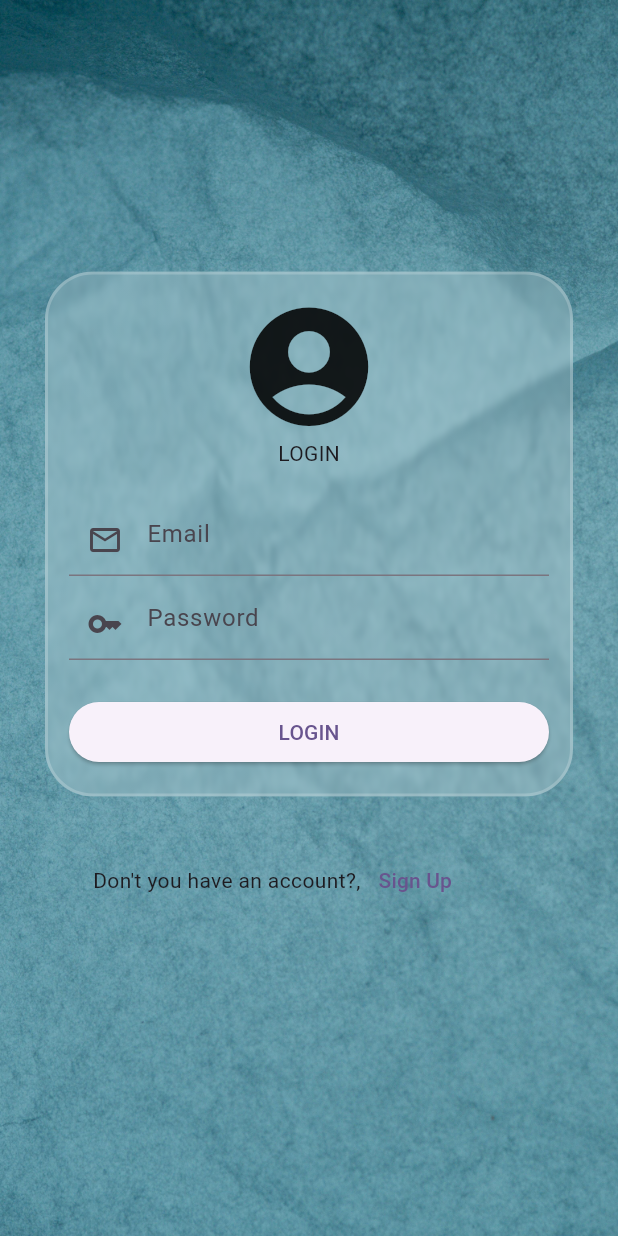
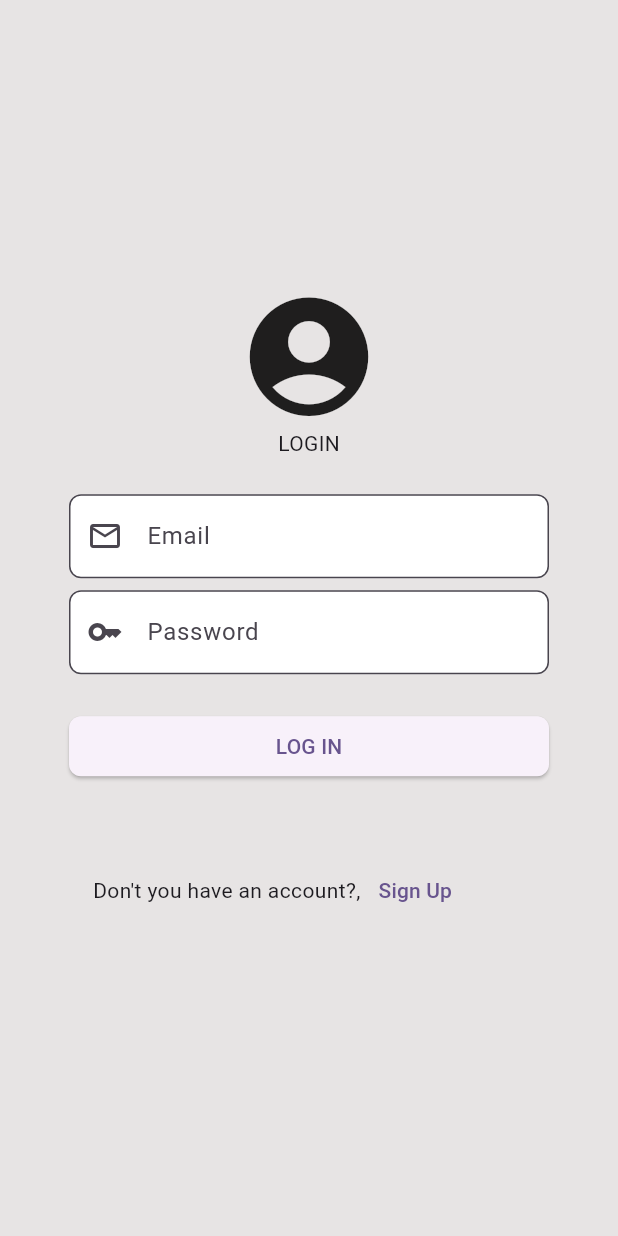
Before and after one commit to Alansherhan/volunteer_app, a Flutter app: the screen it shows after launch, on a phone screen of 412 x 824 dp. Run offline on Flutter 3.47's test engine with Material 3 defaults, Android fonts, the phone set to English and light mode, and no system bars; drawn by our look-alikes of glassmorphism.

Commit message:
Refactor login screen layout and update app title; add header and dashboard screens

```diff
--- a/lib/auth/volunteer_login.dart
+++ b/lib/auth/volunteer_login.dart
@@ -1,6 +1,7 @@
 import 'package:flutter/material.dart';
-import 'package:glassmorphism/glassmorphism.dart';
+// import 'package:glassmorphism/glassmorphism.dart';
 import 'package:volunteer_app/auth/volunteer_signup.dart';
+import 'package:volunteer_app/widgets/home_screen.dart';
 
 class LoginScreen extends StatelessWidget {
   const LoginScreen({super.key});
@@ -13,48 +14,31 @@ class LoginScreen extends StatelessWidget {
         // height: double.infinity,
         // height: double.infinity,
         decoration: BoxDecoration(
-          image: DecorationImage(
-            alignment: AlignmentGeometry.topCenter,
-            fit: BoxFit.cover,
-            image: AssetImage('assets/images/pexels-artempodrez-7233099.jpg'),
-          ),
+          // image: DecorationImage(
+          //   alignment: AlignmentGeometry.topCenter,
+          //   fit: BoxFit.cover,
+          //   image: AssetImage('assets/images/pexels-artempodrez-7233099.jpg'),
+          color: const Color.fromARGB(255, 231, 228, 228),
         ),
         child: Padding(
           padding: const EdgeInsets.all(30.0),
           child: Column(
             mainAxisAlignment: MainAxisAlignment.center,
             children: [
-              GlassmorphicContainer(
-                height: 350,
-                width: double.infinity,
-
-                borderRadius: 32,
-                blur: 1.5,
-                alignment: Alignment.center,
-                border: 2,
-                linearGradient: LinearGradient(
-                  colors: [
-                    Colors.white.withOpacity(0.2),
-                    Colors.white38.withOpacity(0.2),
-                  ],
-                  begin: Alignment.topLeft,
-                  end: Alignment.bottomRight,
-                ),
-                borderGradient: LinearGradient(
-                  colors: [
-                    Colors.white24.withOpacity(0.2),
-                    Colors.white70.withOpacity(0.2),
-                  ],
-                ),
-                child: Padding(
+              Padding(
                 padding: const EdgeInsets.all(16.0),
                 child: Column(
                   children: [
                     Icon(Icons.account_circle, size: 95),
                     Text('LOGIN'),
                     SizedBox(height: 24),
-                      TextField(
+                    TextFormField(
                       decoration: InputDecoration(
+                        filled: true,
+                        fillColor: Colors.white,
+                        border: OutlineInputBorder(
+                          borderRadius: BorderRadius.circular(8),
+                        ),
                         prefixIcon: Icon(Icons.email_outlined),
                         // filled: true,
                         hintText: "Email",
@@ -64,6 +48,11 @@ class LoginScreen extends StatelessWidget {
                     TextField(
                       obscureText: true,
                       decoration: InputDecoration(
+                        filled: true,
+                        fillColor: Colors.white,
+                        border: OutlineInputBorder(
+                          borderRadius: BorderRadius.circular(8),
+                        ),
                         prefixIcon: Icon(Icons.key),
                         // filled: true,
                         hintText: "Password",
@@ -74,12 +63,22 @@ class LoginScreen extends StatelessWidget {
                     SizedBox(
                       width: double.infinity,
                       child: ElevatedButton(
-                          onPressed: () {},
-                          child: Text('LOGIN'),
+                        style: ElevatedButton.styleFrom(
+                          shape: RoundedRectangleBorder(
+                            borderRadius: BorderRadiusGeometry.circular(8),
+                          ),
+                        ),
+                        onPressed: () {
+                          Navigator.of(context).push(
+                            MaterialPageRoute<void>(
+                              builder: (context) => const HomeScreen(),
+                            ),
+                          );
+                        },
+                        child: Text('LOG IN'),
                       ),
                     ),
                   ],
-                  ),
                 ),
               ),
               Padding(
--- a/lib/main.dart
+++ b/lib/main.dart
@@ -11,7 +11,7 @@ class MyApp extends StatelessWidget {
   @override
   Widget build(BuildContext context) {
     return MaterialApp(
-      title: 'Flutter Demo',
+      title: 'Volunteer App',
       theme: ThemeData(
         colorScheme: ColorScheme.fromSeed(seedColor: Colors.deepPurple),
       ),
```
Also changed, not shown: lib/components/layout/header.dart (added, +106 -0 lines), lib/screens/Dashboard.dart (added, +41 -0 lines), lib/screens/Map.dart (added, +15 -0 lines), lib/widgets/home_screen.dart (added, +58 -0 lines). Lines whose indentation alone changed are shown as unchanged.
